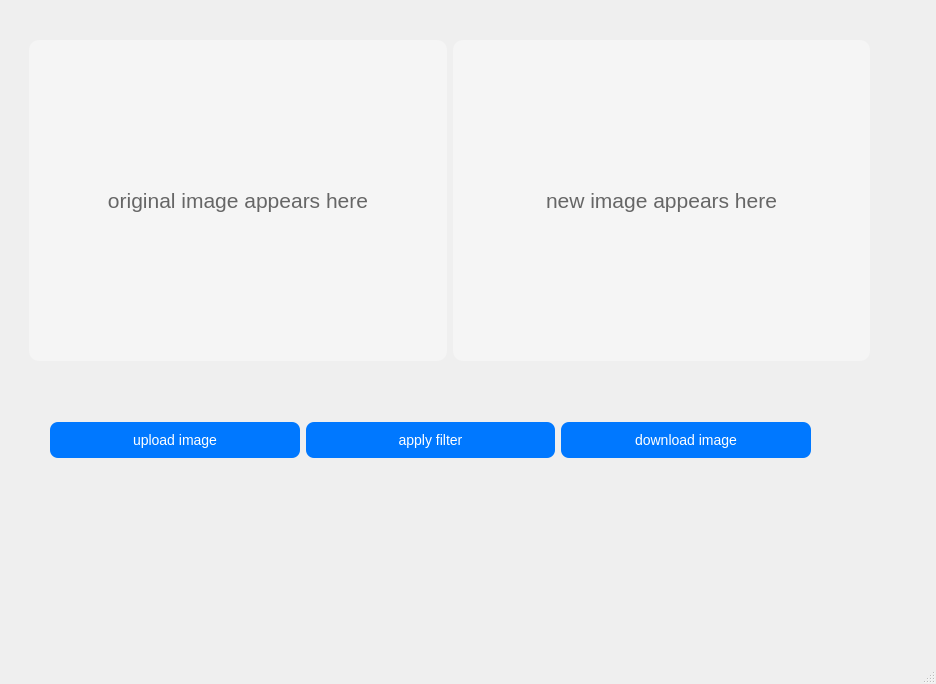
Old version of the form python_application/gui/app.ui in the repository MohammadIbraheem71/Image_filter_applicator.
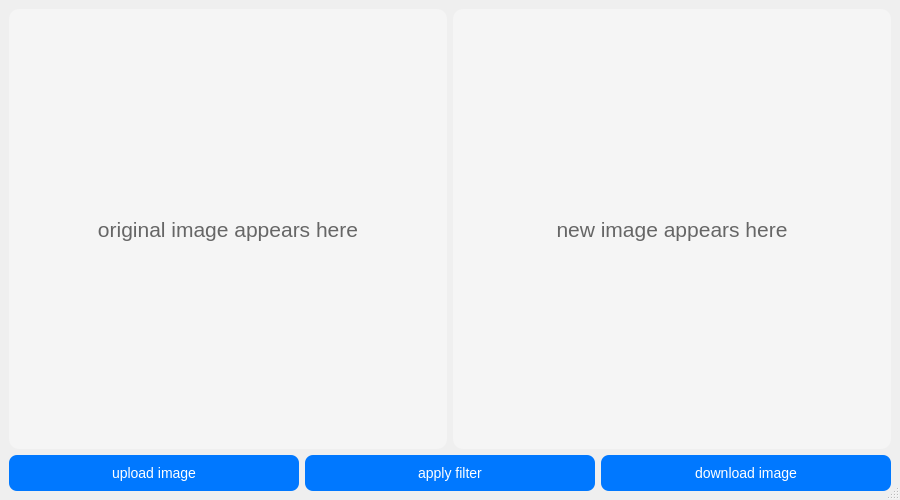
New version of the form.

```diff
--- a/python_application/gui/app.ui
+++ b/python_application/gui/app.ui
@@ -6,14 +6,14 @@
    <rect>
     <x>0</x>
     <y>0</y>
-    <width>936</width>
-    <height>684</height>
+    <width>900</width>
+    <height>500</height>
    </rect>
   </property>
   <property name="minimumSize">
    <size>
-    <width>400</width>
-    <height>300</height>
+    <width>900</width>
+    <height>500</height>
    </size>
   </property>
   <property name="windowTitle">
@@ -29,15 +29,84 @@
 </string>
   </property>
   <widget class="QWidget" name="centralwidget">
-   <widget class="QWidget" name="horizontalLayoutWidget">
-    <property name="geometry">
-     <rect>
-      <x>50</x>
-      <y>410</y>
-      <width>761</width>
-      <height>61</height>
-     </rect>
-    </property>
+   <property name="minimumSize">
+    <size>
+     <width>900</width>
+     <height>500</height>
+    </size>
+   </property>
+   <layout class="QVBoxLayout" name="verticalLayout">
+    <item>
+     <layout class="QHBoxLayout" name="horizontalLayout_2">
+      <item>
+       <widget class="QLabel" name="image_preview">
+        <property name="minimumSize">
+         <size>
+          <width>400</width>
+          <height>300</height>
+         </size>
+        </property>
+        <property name="font">
+         <font>
+          <pointsize>16</pointsize>
+         </font>
+        </property>
+        <property name="styleSheet">
+         <string notr="true">QLabel {
+    background-color: #f5f5f5;
+    border-radius: 10px;
+    padding: 10px;
+    color: #666;
+}
+</string>
+        </property>
+        <property name="frameShape">
+         <enum>QFrame::Shape::StyledPanel</enum>
+        </property>
+        <property name="text">
+         <string>original image appears here</string>
+        </property>
+        <property name="alignment">
+         <set>Qt::AlignmentFlag::AlignCenter</set>
+        </property>
+       </widget>
+      </item>
+      <item>
+       <widget class="QLabel" name="new_image_preview">
+        <property name="minimumSize">
+         <size>
+          <width>400</width>
+          <height>300</height>
+         </size>
+        </property>
+        <property name="font">
+         <font>
+          <pointsize>16</pointsize>
+         </font>
+        </property>
+        <property name="styleSheet">
+         <string notr="true">QLabel {
+    background-color: #f5f5f5;
+    border-radius: 10px;
+    padding: 10px;
+    color: #666;
+}
+</string>
+        </property>
+        <property name="frameShape">
+         <enum>QFrame::Shape::StyledPanel</enum>
+        </property>
+        <property name="text">
+         <string>new image appears here</string>
+        </property>
+        <property name="alignment">
+         <set>Qt::AlignmentFlag::AlignCenter</set>
+        </property>
+       </widget>
+      </item>
+     </layout>
+    </item>
+    <item>
     <layout class="QHBoxLayout" name="horizontalLayout">
      <item>
       <widget class="QPushButton" name="upload_image">
@@ -115,85 +184,8 @@
       </widget>
      </item>
     </layout>
-   </widget>
-   <widget class="QWidget" name="horizontalLayoutWidget_2">
-    <property name="geometry">
-     <rect>
-      <x>29</x>
-      <y>40</y>
-      <width>841</width>
-      <height>321</height>
-     </rect>
-    </property>
-    <layout class="QHBoxLayout" name="horizontalLayout_2">
-     <item>
-      <widget class="QLabel" name="image_preview">
-       <property name="minimumSize">
-        <size>
-         <width>400</width>
-         <height>300</height>
-        </size>
-       </property>
-       <property name="font">
-        <font>
-         <pointsize>16</pointsize>
-        </font>
-       </property>
-       <property name="styleSheet">
-        <string notr="true">QLabel {
-    background-color: #f5f5f5;
-    border-radius: 10px;
-    padding: 10px;
-    color: #666;
-}
-</string>
-       </property>
-       <property name="frameShape">
-        <enum>QFrame::Shape::StyledPanel</enum>
-       </property>
-       <property name="text">
-        <string>original image appears here</string>
-       </property>
-       <property name="alignment">
-        <set>Qt::AlignmentFlag::AlignCenter</set>
-       </property>
-      </widget>
-     </item>
-     <item>
-      <widget class="QLabel" name="new_image_preview">
-       <property name="minimumSize">
-        <size>
-         <width>400</width>
-         <height>300</height>
-        </size>
-       </property>
-       <property name="font">
-        <font>
-         <pointsize>16</pointsize>
-        </font>
-       </property>
-       <property name="styleSheet">
-        <string notr="true">QLabel {
-    background-color: #f5f5f5;
-    border-radius: 10px;
-    padding: 10px;
-    color: #666;
-}
-</string>
-       </property>
-       <property name="frameShape">
-        <enum>QFrame::Shape::StyledPanel</enum>
-       </property>
-       <property name="text">
-        <string>new image appears here</string>
-       </property>
-       <property name="alignment">
-        <set>Qt::AlignmentFlag::AlignCenter</set>
-       </property>
-      </widget>
-     </item>
-    </layout>
-   </widget>
+    </item>
+   </layout>
   </widget>
   <widget class="QMenuBar" name="menubar">
    <property name="geometry">
```
Left out of the diff: 2 changed lines with no effect on the pictures. Lines whose indentation alone changed are shown as unchanged.
